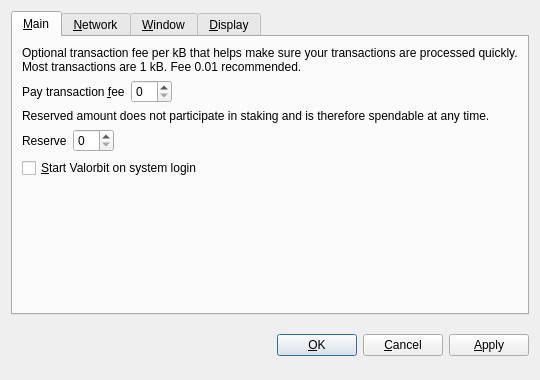
This is src/qt/forms/optionsdialog.ui in bogatyrov/valorbit as Qt 5 draws it before an edit. The edited form follows.
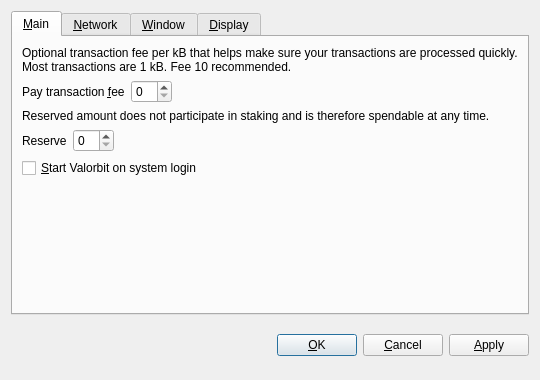
This is the edited form. Custom widgets are drawn as their Qt base class.

The edit to the form file:
```diff
--- a/src/qt/forms/optionsdialog.ui
+++ b/src/qt/forms/optionsdialog.ui
@@ -33,7 +33,7 @@
        <item>
         <widget class="QLabel" name="transactionFeeInfoLabel">
          <property name="text">
-          <string>Optional transaction fee per kB that helps make sure your transactions are processed quickly. Most transactions are 1 kB. Fee 0.01 recommended.</string>
+          <string>Optional transaction fee per kB that helps make sure your transactions are processed quickly. Most transactions are 1 kB. Fee 10 recommended.</string>
          </property>
          <property name="textFormat">
           <enum>Qt::PlainText</enum>
```
